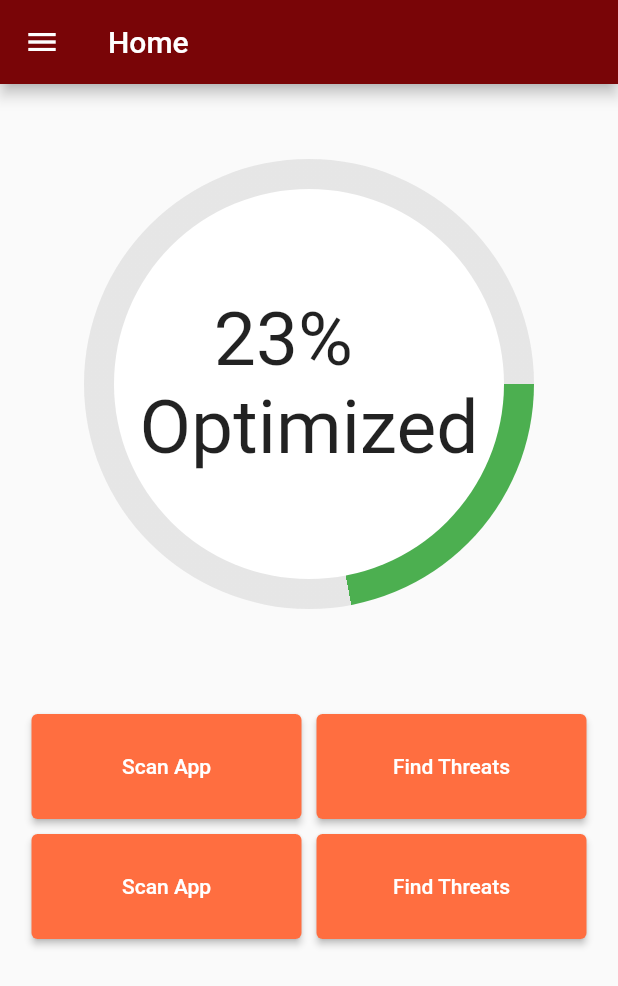
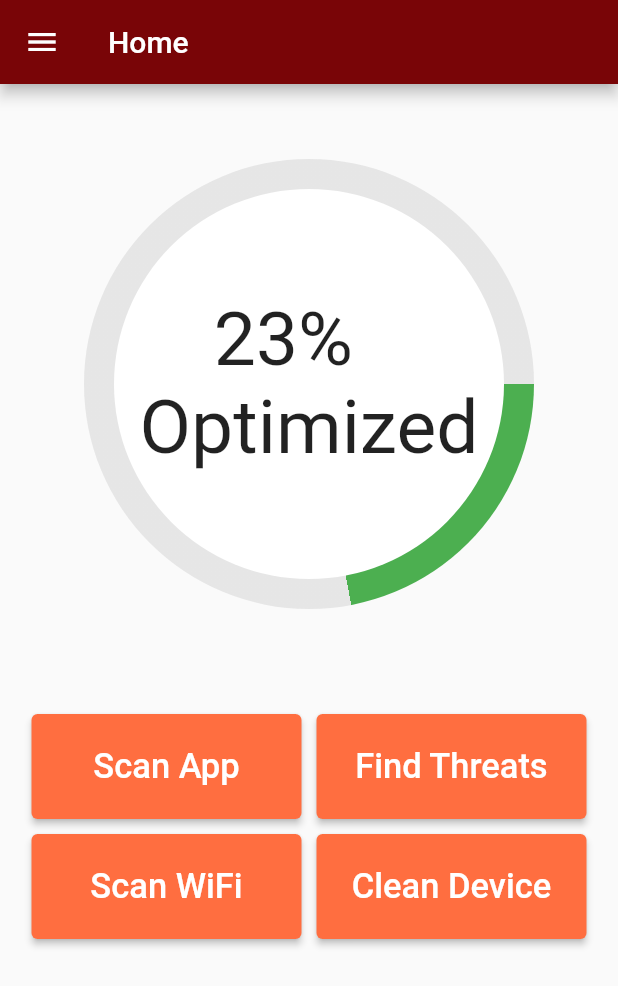
Before and after one commit to akanshasen/mobileShielding, a Flutter app: the screen it shows after launch, after a tap on "Login", on a phone screen of 412 x 824 dp. Shown: the top 986 px of the screen. Run offline on Flutter 3.47's test engine with Material 2 defaults, Android fonts, the phone set to English and light mode, and no system bars.

Commit message:
increased the text size in homepage buttons

```diff
--- a/lib/homepageButtons.dart
+++ b/lib/homepageButtons.dart
@@ -1,4 +1,5 @@
 import 'package:flutter/material.dart';
+import 'package:mobileshielding/scanAppPage.dart';
 
 const TWO_PI = 3.14 * 2;
 
@@ -6,6 +7,7 @@ class HomePage extends StatelessWidget {
   @override
   Widget build(BuildContext context) {
     final size = 300.0;
+
     return MaterialApp(
         debugShowCheckedModeBanner: false,
         home: Builder(
@@ -64,7 +66,6 @@ class HomePage extends StatelessWidget {
                                     "    $percentage%" + "\nOptimized",
                                     style: TextStyle(fontSize: 50),
                                   ),
-
                                 ),
                               ),
                             ),
@@ -85,12 +86,18 @@ class HomePage extends StatelessWidget {
                           height: 70.0,
                           width: 180.0,
                           child: ElevatedButton(
-                            onPressed: () {},
+                            onPressed: () {
+                              // Navigator.push(
+                              //     context,
+                              //     MaterialPageRoute(
+                              //         builder: (context) => ScanAppPage()));
+                            },
                             style: ElevatedButton.styleFrom(
                                 primary: Colors.deepOrangeAccent),
                             child: Text(
                               'Scan App',
-                              style: TextStyle(color: Colors.white),
+                              style:
+                                  TextStyle(color: Colors.white, fontSize: 23),
                             ),
                           ),
                         ),
@@ -104,7 +111,7 @@ class HomePage extends StatelessWidget {
                               primary: Colors.deepOrangeAccent),
                           child: Text(
                             'Find Threats',
-                            style: TextStyle(color: Colors.white),
+                            style: TextStyle(color: Colors.white, fontSize: 23),
                           ),
                         ),
                       )
@@ -126,8 +133,9 @@ class HomePage extends StatelessWidget {
                             style: ElevatedButton.styleFrom(
                                 primary: Colors.deepOrangeAccent),
                             child: Text(
-                              'Scan App',
-                              style: TextStyle(color: Colors.white),
+                              'Scan WiFi',
+                              style:
+                                  TextStyle(color: Colors.white, fontSize: 23),
                             ),
                           ),
                         ),
@@ -140,8 +148,8 @@ class HomePage extends StatelessWidget {
                           style: ElevatedButton.styleFrom(
                               primary: Colors.deepOrangeAccent),
                           child: Text(
-                            'Find Threats',
-                            style: TextStyle(color: Colors.white),
+                            'Clean Device',
+                            style: TextStyle(color: Colors.white, fontSize: 23),
                           ),
                         ),
                       )
```
Also changed, not shown: lib/scanAppPage.dart (added).
